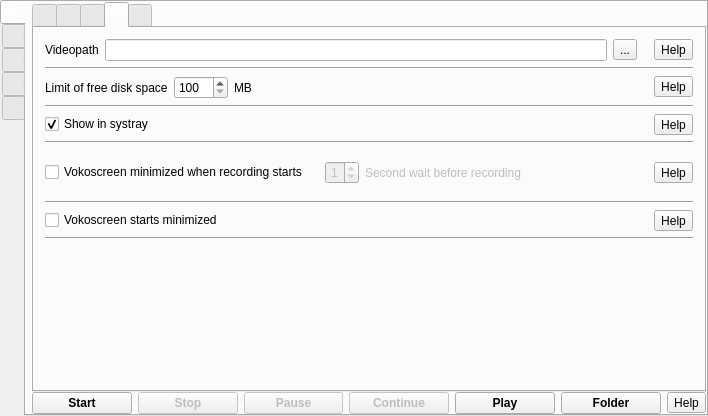
Before: the Qt Designer form src/formMainWindow.ui in vkohaupt/vokoscreenNG, drawn with Qt 5.
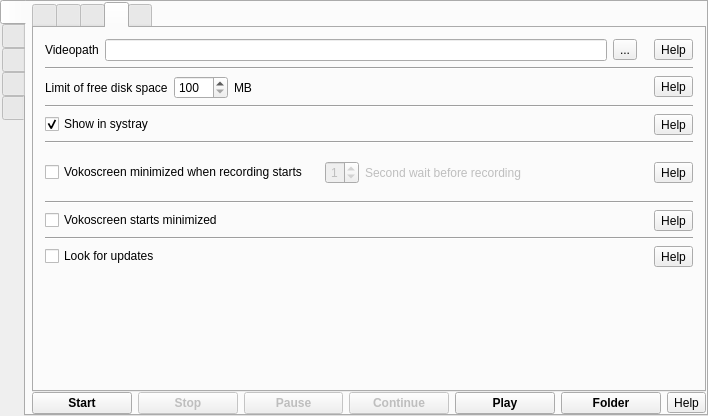
After: the same form once the commit is applied. The open tabs and pages were chosen to show the change. Icons and pictures are not drawn.

Commit message: Update radiobutton(without function)

```diff
--- a/src/formMainWindow.ui
+++ b/src/formMainWindow.ui
@@ -1556,6 +1556,37 @@
               </property>
              </widget>
             </item>
+            <item>
+             <layout class="QHBoxLayout" name="horizontalLayout_7">
+              <item>
+               <widget class="QCheckBox" name="checkBox">
+                <property name="text">
+                 <string>Look for updates</string>
+                </property>
+               </widget>
+              </item>
+              <item>
+               <spacer name="horizontalSpacer_3">
+                <property name="orientation">
+                 <enum>Qt::Horizontal</enum>
+                </property>
+                <property name="sizeHint" stdset="0">
+                 <size>
+                  <width>40</width>
+                  <height>20</height>
+                 </size>
+                </property>
+               </spacer>
+              </item>
+              <item>
+               <widget class="QToolButton" name="toolButtonLookForUpdates">
+                <property name="text">
+                 <string>Help</string>
+                </property>
+               </widget>
+              </item>
+             </layout>
+            </item>
             <item>
              <spacer name="verticalSpacer_3">
               <property name="orientation">
```
Left out of the diff: 10 changed lines with no effect on the pictures. The commit also changes 2 other files.
